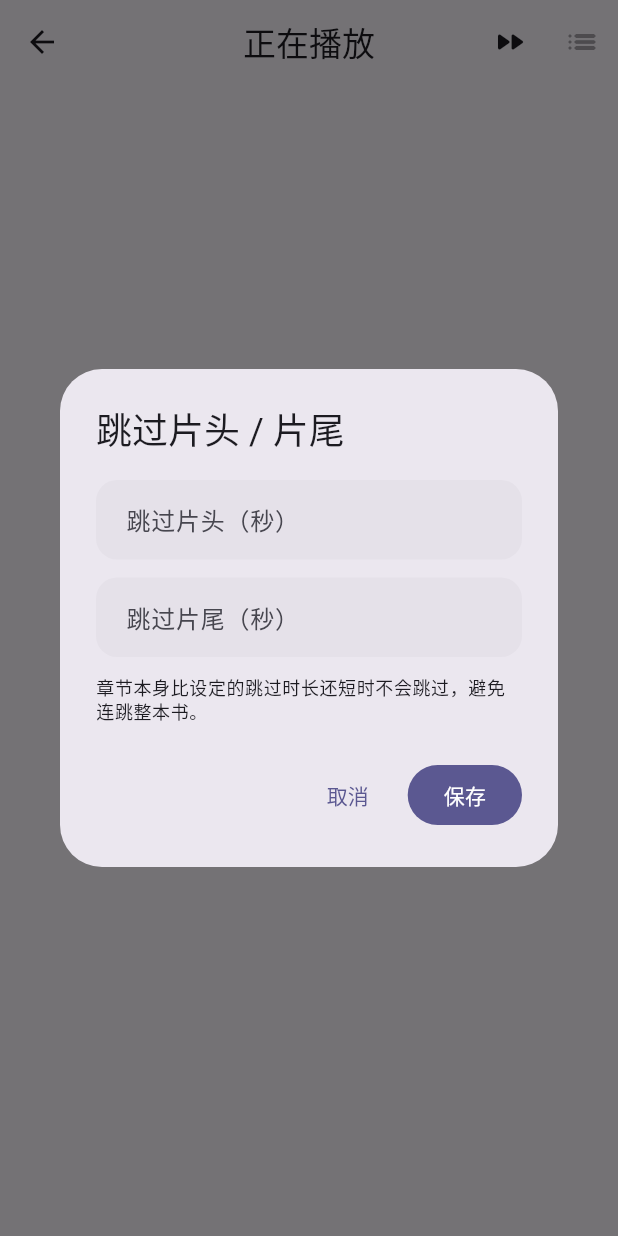
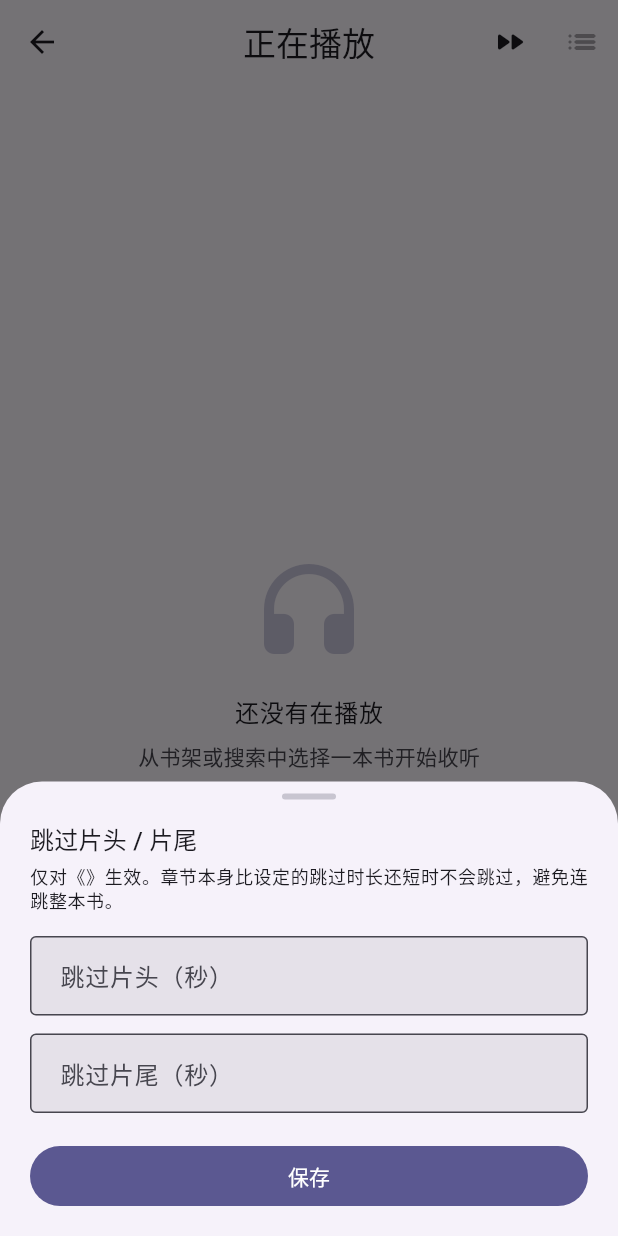
Before and after one commit to nxdwjsj/audiobook-app, a Flutter app: the PlayerPage screen opened directly, after a tap on the "fast forward" icon, on a phone screen of 412 x 824 dp. Run offline on Flutter 3.47's test engine with Material 3 defaults, Android fonts, the phone set to English and light mode, and no system bars; our stand-ins replace cached_network_image, dio, file_picker, hive, hive_flutter, just_audio; missing offline and left inert: flutter_inappwebview; accounts and stored records are empty.

Commit message:
feat: 新增跳过片头片尾按书独立配置，修复播放卡顿和连跳问题
1. 重构跳过片头片尾存储逻辑，改为每本书独立配置
2. 给Flutter异常捕获添加日志打印，方便真机调试
3. 优化播放位置通知节流，解决播放页卡顿问题
4. 添加切章锁，修复片尾跳过后瞬间连跳多章的问题
5. 将跳过设置弹窗改为底部半屏面板，优化交互体验
6. 更新README文档，补充相关功能说明和已知问题修复记录

```diff
--- a/audiobook_app_src/lib/pages/player_page.dart
+++ b/audiobook_app_src/lib/pages/player_page.dart
@@ -32,7 +32,7 @@ class PlayerPage extends StatelessWidget {
                     : null,
               ),
               tooltip: '跳过片头片尾',
-              onPressed: () => _showSkipDialog(context, player),
+              onPressed: () => _showSkipSheet(context, player),
             ),
             IconButton(
               icon: const Icon(Icons.list_rounded),
@@ -371,72 +371,90 @@ class PlayerPage extends StatelessWidget {
     );
   }
 
-  /// 设置跳过片头 / 片尾秒数（0 = 不跳过）。
+  /// 设置跳过片头 / 片尾秒数（0 = 不跳过），底部半屏面板。
   /// 片头：每次开始播放章节时自动跳到该秒数。
   /// 片尾：播到距结尾不足该秒数时自动进入下一章。
-  Future<void> _showSkipDialog(
+  Future<void> _showSkipSheet(
     BuildContext context,
     AudioPlayerService player,
   ) async {
-    final introController = TextEditingController(
-      text: player.skipIntroSeconds > 0 ? '${player.skipIntroSeconds}' : '',
-    );
-    final outroController = TextEditingController(
-      text: player.skipOutroSeconds > 0 ? '${player.skipOutroSeconds}' : '',
-    );
+    // 用局部变量接住输入，控制器交给 TextFormField 自己管理：
+    // 避免外部 TextEditingController 在面板退场动画期间被提前释放。
+    var intro = player.skipIntroSeconds;
+    var outro = player.skipOutroSeconds;
 
-    await showDialog<void>(
+    await showModalBottomSheet<void>(
       context: context,
-      builder: (ctx) => AlertDialog(
-        title: const Text('跳过片头 / 片尾'),
-        content: Column(
+      // 键盘弹出时把面板顶上去，不遮挡输入框
+      isScrollControlled: true,
+      builder: (ctx) => Padding(
+        padding: EdgeInsets.only(bottom: MediaQuery.viewInsetsOf(ctx).bottom),
+        child: SafeArea(
+          top: false,
+          child: Padding(
+            padding: const EdgeInsets.fromLTRB(20, 8, 20, 16),
+            child: Column(
               mainAxisSize: MainAxisSize.min,
+              crossAxisAlignment: CrossAxisAlignment.stretch,
               children: [
-            TextField(
-              controller: introController,
+                // 下拉条：提示这是一块可下滑关闭的面板，而不是弹窗
+                Center(
+                  child: Container(
+                    width: 36,
+                    height: 4,
+                    margin: const EdgeInsets.only(bottom: 14),
+                    decoration: BoxDecoration(
+                      color: Theme.of(ctx).colorScheme.outlineVariant,
+                      borderRadius: BorderRadius.circular(2),
+                    ),
+                  ),
+                ),
+                Text('跳过片头 / 片尾',
+                    style: Theme.of(ctx).textTheme.titleMedium),
+                const SizedBox(height: 4),
+                Text(
+                  '仅对《${player.currentBook?.title ?? ''}》生效。'
+                  '章节本身比设定的跳过时长还短时不会跳过，避免连跳整本书。',
+                  style: Theme.of(ctx).textTheme.bodySmall,
+                ),
+                const SizedBox(height: 16),
+                TextFormField(
+                  initialValue: intro > 0 ? '$intro' : '',
                   keyboardType: TextInputType.number,
                   decoration: const InputDecoration(
                     labelText: '跳过片头（秒）',
                     hintText: '0 = 不跳过，例如 30',
+                    border: OutlineInputBorder(),
                   ),
+                  onChanged: (v) => intro = int.tryParse(v.trim()) ?? 0,
                 ),
                 const SizedBox(height: 12),
-            TextField(
-              controller: outroController,
+                TextFormField(
+                  initialValue: outro > 0 ? '$outro' : '',
                   keyboardType: TextInputType.number,
                   decoration: const InputDecoration(
                     labelText: '跳过片尾（秒）',
                     hintText: '0 = 不跳过，例如 20',
+                    border: OutlineInputBorder(),
                   ),
+                  onChanged: (v) => outro = int.tryParse(v.trim()) ?? 0,
                 ),
-            const SizedBox(height: 12),
-            Text(
-              '章节本身比设定的跳过时长还短时不会跳过，避免连跳整本书。',
-              style: Theme.of(ctx).textTheme.bodySmall,
-            ),
-          ],
-        ),
-        actions: [
-          TextButton(
-            onPressed: () => Navigator.pop(ctx),
-            child: const Text('取消'),
-          ),
+                const SizedBox(height: 18),
                 FilledButton(
                   onPressed: () {
-              final intro = int.tryParse(introController.text.trim()) ?? 0;
-              final outro = int.tryParse(outroController.text.trim()) ?? 0;
+                    Navigator.pop(ctx);
+                    // 面板关闭后再改状态，避免退场动画期间触发上层重建
                     player.setSkipIntroSeconds(intro < 0 ? 0 : intro);
                     player.setSkipOutroSeconds(outro < 0 ? 0 : outro);
-              Navigator.pop(ctx);
                   },
                   child: const Text('保存'),
                 ),
               ],
             ),
+          ),
+        ),
+      ),
     );
-
-    introController.dispose();
-    outroController.dispose();
   }
 
   void _showCustomTimerDialog(BuildContext context, AudioPlayerService player) {
--- a/audiobook_app_src/lib/services/audio_player_service.dart
+++ b/audiobook_app_src/lib/services/audio_player_service.dart
@@ -33,17 +33,29 @@ class AudioPlayerService extends ChangeNotifier {
   /// 播放设置来源（跳过片头/片尾秒数）。
   StorageService? storage;
 
-  /// 已触发过片尾跳过的章节下标，保证每章只跳一次。
-  int? _outroSkippedChapterIndex;
+  /// 切章进行中。切章是异步的，期间位置事件仍停留在旧章节末尾，
+  /// 没有这层锁会连锁触发 nextChapter()，瞬间跳掉好几章并造成卡顿。
+  bool _switchingChapter = false;
 
-  /// 跳过片头秒数（0 = 不跳过）。直接查配置，避免缓存与设置不同步。
-  int get _skipIntroSeconds => storage?.getSkipIntroSeconds() ?? 0;
+  /// 跳过片头秒数（0 = 不跳过）。按当前书查询，避免缓存与设置不同步。
+  int get _skipIntroSeconds {
+    final bookId = _currentBook?.id;
+    if (bookId == null) return 0;
+    return storage?.getSkipIntroSeconds(bookId) ?? 0;
+  }
 
-  /// 跳过片尾秒数（0 = 不跳过）。
-  int get _skipOutroSeconds => storage?.getSkipOutroSeconds() ?? 0;
+  /// 跳过片尾秒数（0 = 不跳过）。按当前书查询。
+  int get _skipOutroSeconds {
+    final bookId = _currentBook?.id;
+    if (bookId == null) return 0;
+    return storage?.getSkipOutroSeconds(bookId) ?? 0;
+  }
 
   /// 上次统计打点时间；暂停时置空，避免把暂停/后台的间隔算成收听。
   DateTime? _lastStatsTick;
+
+  /// 上次已对外通知的播放位置（整秒），用于给位置更新做节流。
+  int _notifiedPositionSecond = -1;
 
   /// 尚未满 1 秒记账阈值的零头时长。
   Duration _pendingListen = Duration.zero;
@@ -82,6 +94,11 @@ class AudioPlayerService extends ChangeNotifier {
     _player.positionStream.listen((pos) {
       _tickStats();
       _maybeSkipOutro(pos);
+      // 播放页 / 迷你栏都用 context.watch 订阅本服务，若每次位置更新都通知，
+      // 会导致整页（含封面图）高频重建，表现为播放页卡顿。
+      // 进度显示精度只到秒，因此仅在整秒变化时通知。
+      if (pos.inSeconds == _notifiedPositionSecond) return;
+      _notifiedPositionSecond = pos.inSeconds;
       notifyListeners();
     });
     _player.durationStream.listen((_) => notifyListeners());
@@ -105,12 +122,16 @@ class AudioPlayerService extends ChangeNotifier {
   int get skipOutroSeconds => _skipOutroSeconds;
 
   Future<void> setSkipIntroSeconds(int seconds) async {
-    await storage?.saveSkipIntroSeconds(seconds);
+    final bookId = _currentBook?.id;
+    if (bookId == null) return;
+    await storage?.saveSkipIntroSeconds(bookId, seconds);
     notifyListeners();
   }
 
   Future<void> setSkipOutroSeconds(int seconds) async {
-    await storage?.saveSkipOutroSeconds(seconds);
+    final bookId = _currentBook?.id;
+    if (bookId == null) return;
+    await storage?.saveSkipOutroSeconds(bookId, seconds);
     notifyListeners();
   }
 
@@ -147,6 +168,7 @@ class AudioPlayerService extends ChangeNotifier {
   /// 手动切章（详情页点某一章）：同样视为一次新的收听起点。
   Future<void> jumpToChapter(int index) async {
     if (index < 0 || index >= _chapters.length) return;
+    _switchingChapter = true;
     _currentChapterIndex = index;
     await _startNewSession();
     await _loadCurrentChapter();
@@ -192,9 +214,14 @@ class AudioPlayerService extends ChangeNotifier {
     if (dur == null || dur.inMilliseconds <= 0) return;
     // 章节本身不比片尾长多少时不做判定，否则会连跳整本书
     if (dur.inSeconds <= skip + 10) return;
-    if (dur - pos > Duration(seconds: skip)) return;
-    if (_outroSkippedChapterIndex == _currentChapterIndex) return;
-    _outroSkippedChapterIndex = _currentChapterIndex;
+    // 距结尾还早：说明已落到新章节（或用户回拖），解除切章锁
+    if (dur - pos > Duration(seconds: skip)) {
+      _switchingChapter = false;
+      return;
+    }
+    // 正在切章 / 本章已跳过：直接忽略，否则会连锁触发 nextChapter()
+    if (_switchingChapter) return;
+    _switchingChapter = true;
 
     if (_currentChapterIndex < _chapters.length - 1) {
       nextChapter();
@@ -208,7 +235,8 @@ class AudioPlayerService extends ChangeNotifier {
 
     final chapter = _chapters[_currentChapterIndex];
     lastError = null;
-    _outroSkippedChapterIndex = null;
+    // 注意：这里不要清 _switchingChapter。切章期间位置事件仍停在旧章节末尾，
+    // 提前清掉会连锁触发再次跳章；该锁在落到新章节后由 _maybeSkipOutro 解除。
     debugPrint('[Player] 加载章节 ${_currentChapterIndex + 1}/${_chapters.length}: '
         '${chapter.title} (driveType=${chapter.driveType}, fileId=${chapter.fileId})');
 
@@ -292,12 +320,15 @@ class AudioPlayerService extends ChangeNotifier {
   }
 
   Future<void> seek(Duration position) async {
+    // 手动拖动进度条：解除切章锁，让片尾跳过在新位置重新参与判定
+    _switchingChapter = false;
     await _player.seek(position);
     notifyListeners();
   }
 
   Future<void> nextChapter() async {
     if (_currentChapterIndex < _chapters.length - 1) {
+      _switchingChapter = true;
       _currentChapterIndex++;
       await _loadCurrentChapter();
       await _seekToStart(Duration.zero);
@@ -308,6 +339,7 @@ class AudioPlayerService extends ChangeNotifier {
 
   Future<void> previousChapter() async {
     if (_currentChapterIndex > 0) {
+      _switchingChapter = true;
       _currentChapterIndex--;
       await _loadCurrentChapter();
       await _seekToStart(Duration.zero);
--- a/audiobook_app_src/lib/services/storage_service.dart
+++ b/audiobook_app_src/lib/services/storage_service.dart
@@ -89,23 +89,23 @@ class StorageService {
     return v?.toString();
   }
 
-  // --- 播放设置 ---
+  // --- 播放设置（按书独立存储）---
 
-  /// 跳过片头秒数（0 = 不跳过）。
-  Future<void> saveSkipIntroSeconds(int seconds) async {
-    await config.put('skip_intro_seconds', seconds);
+  /// 跳过片头秒数（0 = 不跳过）。每本书单独配置，互不影响。
+  Future<void> saveSkipIntroSeconds(String bookId, int seconds) async {
+    await config.put('skip_intro_$bookId', seconds);
   }
 
-  int getSkipIntroSeconds() =>
-      (config.get('skip_intro_seconds') as num?)?.toInt() ?? 0;
+  int getSkipIntroSeconds(String bookId) =>
+      (config.get('skip_intro_$bookId') as num?)?.toInt() ?? 0;
 
-  /// 跳过片尾秒数（0 = 不跳过）。
-  Future<void> saveSkipOutroSeconds(int seconds) async {
-    await config.put('skip_outro_seconds', seconds);
+  /// 跳过片尾秒数（0 = 不跳过）。每本书单独配置，互不影响。
+  Future<void> saveSkipOutroSeconds(String bookId, int seconds) async {
+    await config.put('skip_outro_$bookId', seconds);
   }
 
-  int getSkipOutroSeconds() =>
-      (config.get('skip_outro_seconds') as num?)?.toInt() ?? 0;
+  int getSkipOutroSeconds(String bookId) =>
+      (config.get('skip_outro_$bookId') as num?)?.toInt() ?? 0;
 }
 
 /// A no-op box implementation used when Hive is not available.
```
Also changed, not shown: audiobook_app_src/lib/main.dart (+9 -0 lines), 1 other file. Lines whose indentation alone changed are shown as unchanged.
